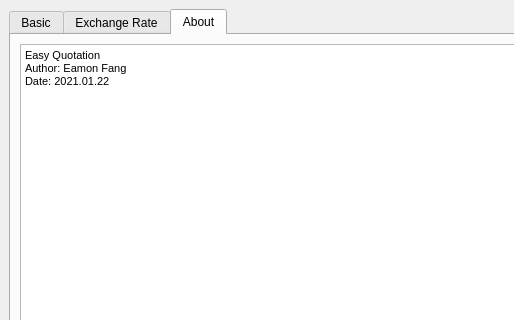
This is main_window.ui in lgnq/EasyQuotation as Qt 5 draws it before an edit; both pictures show x 0 to 514 and y 0 to 320 of the 746 by 698 pixel window. The edited form follows.
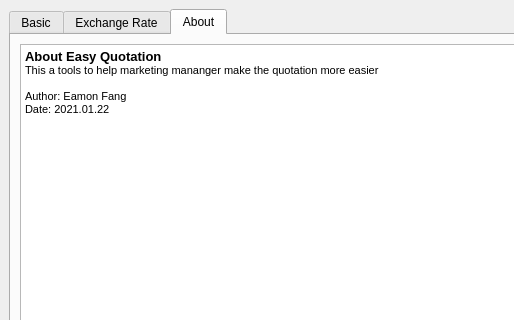
This is the edited form. The open tabs and pages were chosen to show the change. Custom widgets are drawn as their Qt base class.

Commit message: update the About information

```diff
--- a/main_window.ui
+++ b/main_window.ui
@@ -675,7 +675,9 @@
 &lt;html&gt;&lt;head&gt;&lt;meta name=&quot;qrichtext&quot; content=&quot;1&quot; /&gt;&lt;style type=&quot;text/css&quot;&gt;
 p, li { white-space: pre-wrap; }
 &lt;/style&gt;&lt;/head&gt;&lt;body style=&quot; font-family:'MS Shell Dlg 2'; font-size:8.25pt; font-weight:400; font-style:normal;&quot;&gt;
-&lt;p style=&quot; margin-top:0px; margin-bottom:0px; margin-left:0px; margin-right:0px; -qt-block-indent:0; text-indent:0px;&quot;&gt;Easy Quotation&lt;/p&gt;
+&lt;p style=&quot; margin-top:0px; margin-bottom:0px; margin-left:0px; margin-right:0px; -qt-block-indent:0; text-indent:0px;&quot;&gt;&lt;span style=&quot; font-size:10pt; font-weight:600;&quot;&gt;About Easy Quotation&lt;/span&gt;&lt;/p&gt;
+&lt;p style=&quot; margin-top:0px; margin-bottom:0px; margin-left:0px; margin-right:0px; -qt-block-indent:0; text-indent:0px;&quot;&gt;This a tools to help marketing mananger make the quotation more easier&lt;/p&gt;
+&lt;p style=&quot;-qt-paragraph-type:empty; margin-top:0px; margin-bottom:0px; margin-left:0px; margin-right:0px; -qt-block-indent:0; text-indent:0px;&quot;&gt;&lt;br /&gt;&lt;/p&gt;
 &lt;p style=&quot; margin-top:0px; margin-bottom:0px; margin-left:0px; margin-right:0px; -qt-block-indent:0; text-indent:0px;&quot;&gt;Author: Eamon Fang&lt;/p&gt;
 &lt;p style=&quot; margin-top:0px; margin-bottom:0px; margin-left:0px; margin-right:0px; -qt-block-indent:0; text-indent:0px;&quot;&gt;Date: 2021.01.22&lt;/p&gt;
 &lt;p style=&quot;-qt-paragraph-type:empty; margin-top:0px; margin-bottom:0px; margin-left:0px; margin-right:0px; -qt-block-indent:0; text-indent:0px;&quot;&gt;&lt;br /&gt;&lt;/p&gt;
```
The commit also changes 1 other file.
